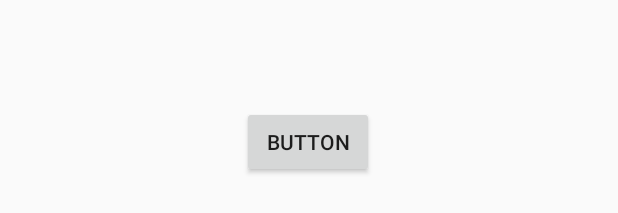
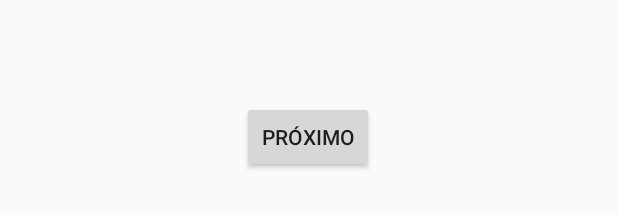
Before and after one commit to arturtres3/Apoio-Psicologico-IHC, an Android app: the layout activity_help_now_results.xml on its own in the app's theme, with its tools: preview values and no code run, on a phone screen of 412 x 824 dp. Shown: the part 853-1066 px from the top of the screen. Run offline under Robolectric (Android 15) with nearby library versions, the phone set to English and light mode, and no system bars.

```diff
--- a/Quicktest/app/src/main/res/layout/activity_help_now_results.xml
+++ b/Quicktest/app/src/main/res/layout/activity_help_now_results.xml
@@ -56,8 +56,9 @@
         android:layout_width="wrap_content"
         android:layout_height="wrap_content"
         android:layout_marginTop="65dp"
-        android:layout_marginBottom="41dp"
-        android:text="Button"
+        android:layout_marginBottom="50dp"
+        android:onClick="proxResultado"
+        android:text="Próximo"
         app:layout_constraintBottom_toBottomOf="parent"
         app:layout_constraintEnd_toEndOf="parent"
         app:layout_constraintHorizontal_bias="0.498"
```
Also changed, not shown: Quicktest/app/src/main/java/com/example/quicktest/HelpNowResults.java (+26 -14 lines).
